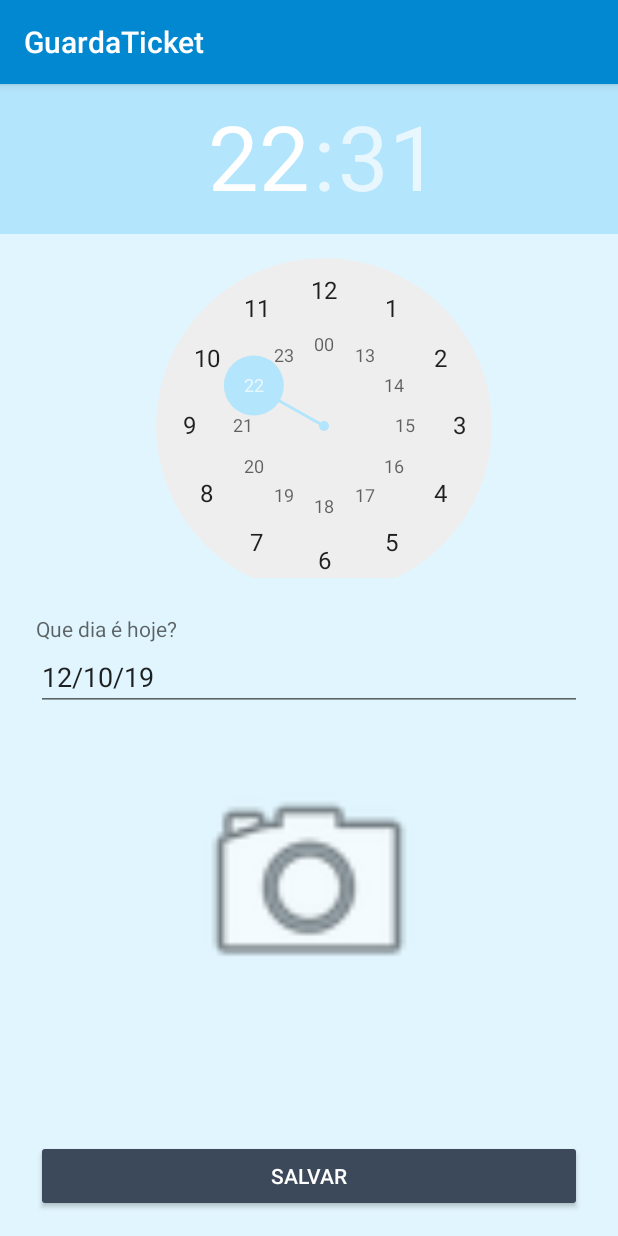
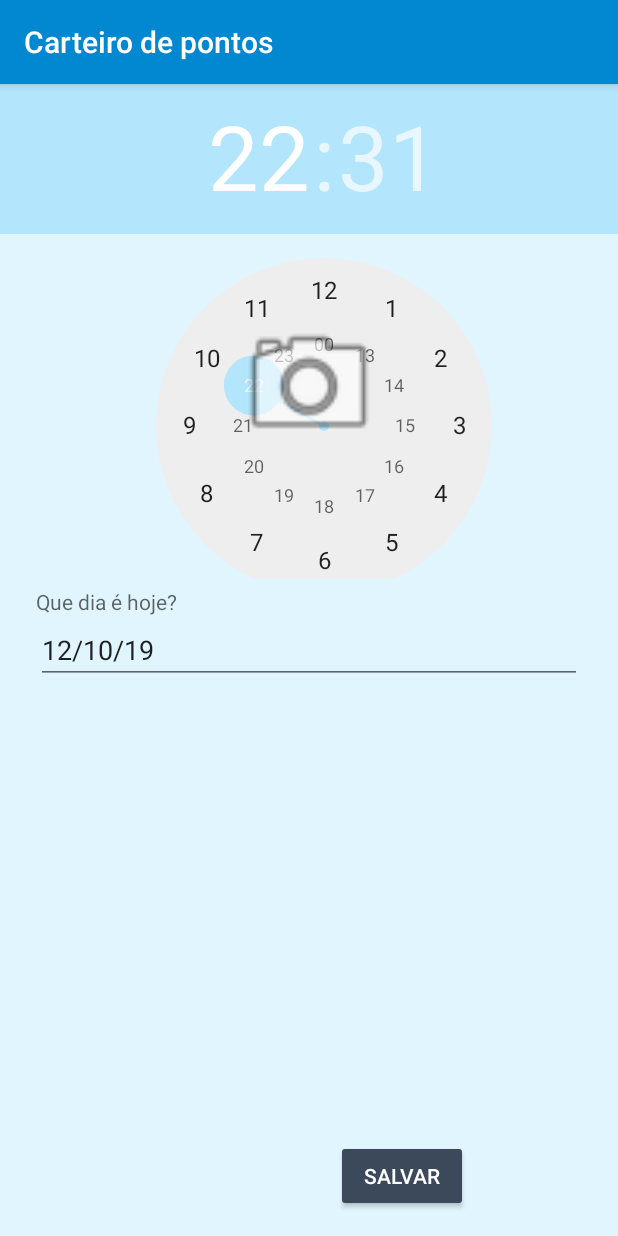
Before and after one commit to JSouza13/APK_M3, an Android app: the CadastroPonto screen opened directly, with no data from a screen before it, on a phone screen of 412 x 824 dp. Run offline under Robolectric (Android 15) with nearby library versions, the phone set to English and light mode, and no system bars; libraries missing offline, so code that uses them is left out: io.realm, io.realm.annotations.

Commit message:
Ajustados telas de registros

```diff
--- a/app/src/main/res/layout/activity_cadastro_ponto.xml
+++ b/app/src/main/res/layout/activity_cadastro_ponto.xml
@@ -11,7 +11,7 @@
     <TimePicker
         android:id="@+id/timePicker1"
         android:layout_width="432dp"
-        android:layout_height="329dp"
+        android:layout_height="330dp"
         app:layout_constraintEnd_toEndOf="parent"
         app:layout_constraintHorizontal_bias="0.0"
         app:layout_constraintStart_toStartOf="parent"
@@ -21,9 +21,9 @@
         android:id="@+id/textData"
         android:layout_width="0dp"
         android:layout_height="wrap_content"
+        android:layout_marginEnd="24dp"
         android:layout_marginStart="24dp"
-        android:layout_marginTop="24dp"
-        android:layout_marginEnd="24dp"
+        android:layout_marginTop="5dp"
         android:hint="@string/que_dia_hoje"
         app:layout_constraintEnd_toEndOf="parent"
         app:layout_constraintStart_toStartOf="parent"
@@ -31,12 +31,12 @@
 
     <ImageView
         android:id="@+id/btnFoto"
-        android:layout_width="273dp"
-        android:layout_height="162dp"
+        android:layout_width="145dp"
+        android:layout_height="100dp"
+        android:layout_marginBottom="24dp"
+        android:layout_marginEnd="24dp"
         android:layout_marginStart="24dp"
         android:layout_marginTop="24dp"
-        android:layout_marginEnd="24dp"
-        android:layout_marginBottom="24dp"
         android:contentDescription="@string/todo"
         android:fadeScrollbars="false"
         android:isScrollContainer="false"
@@ -64,33 +64,26 @@
 
     <Button
         android:id="@+id/btnExcluir"
-        android:layout_width="0dp"
+        android:layout_width="wrap_content"
         android:layout_height="wrap_content"
-        android:layout_marginStart="24dp"
-        android:layout_marginEnd="24dp"
-        android:layout_marginBottom="8dp"
+        android:layout_marginStart="100dp"
         android:backgroundTint="@color/error_color"
         android:onClick="excluir"
         android:text="@string/excluir"
         android:textColor="#fff"
-        app:layout_constraintBottom_toTopOf="@+id/btnSalvar"
-        app:layout_constraintEnd_toEndOf="parent"
-        app:layout_constraintHorizontal_bias="0.0"
-        app:layout_constraintStart_toStartOf="parent" />
+        app:layout_constraintStart_toStartOf="parent"
+        tools:layout_editor_absoluteY="667dp" />
 
     <Button
         android:id="@+id/btnSalvar"
-        android:layout_width="0dp"
+        android:layout_width="wrap_content"
         android:layout_height="wrap_content"
-        android:layout_marginStart="24dp"
-        android:layout_marginEnd="24dp"
         android:layout_marginBottom="16dp"
+        android:layout_marginEnd="100dp"
         android:backgroundTint="#3B495A"
         android:onClick="salvar"
         android:text="@string/salvar"
         android:textColor="#fff"
         app:layout_constraintBottom_toBottomOf="parent"
-        app:layout_constraintEnd_toEndOf="parent"
-        app:layout_constraintHorizontal_bias="0.0"
-        app:layout_constraintStart_toStartOf="parent" />
+        app:layout_constraintEnd_toEndOf="parent" />
 </androidx.constraintlayout.widget.ConstraintLayout>
--- a/app/src/main/res/values/strings.xml
+++ b/app/src/main/res/values/strings.xml
@@ -1,5 +1,5 @@
 <resources>
-    <string name="app_name">GuardaTicket</string>
+    <string name="app_name">Carteiro de pontos</string>
     <string name="salvar">Salvar</string>
     <string name="excluir">Excluir</string>
     <string name="data">Informe a data</string>
@@ -8,4 +8,7 @@
     <string name="qual_foi_o_hor_rio_de_entrada">Qual foi o horário de entrada?</string>
     <string name="todo">TODO</string>
     <string name="informe_a_data">Informe a data</string>
+    <string name="horario">Horario</string>
+    <string name="dia">Dia</string>
+    <string name="dia_de_registrado">Dia de registrado</string>
 </resources>
```
Also changed, not shown: app/src/main/AndroidManifest.xml (+6 -3 lines), app/src/main/java/com/example/guardaticket/ListaPontosCadastrados.java (added, +14 -0 lines), app/src/main/res/layout/activity_lista_pontos_cadastrados.xml (added, +44 -0 lines), app/src/main/res/layout/ponto_item.xml (+1 -13 lines).
